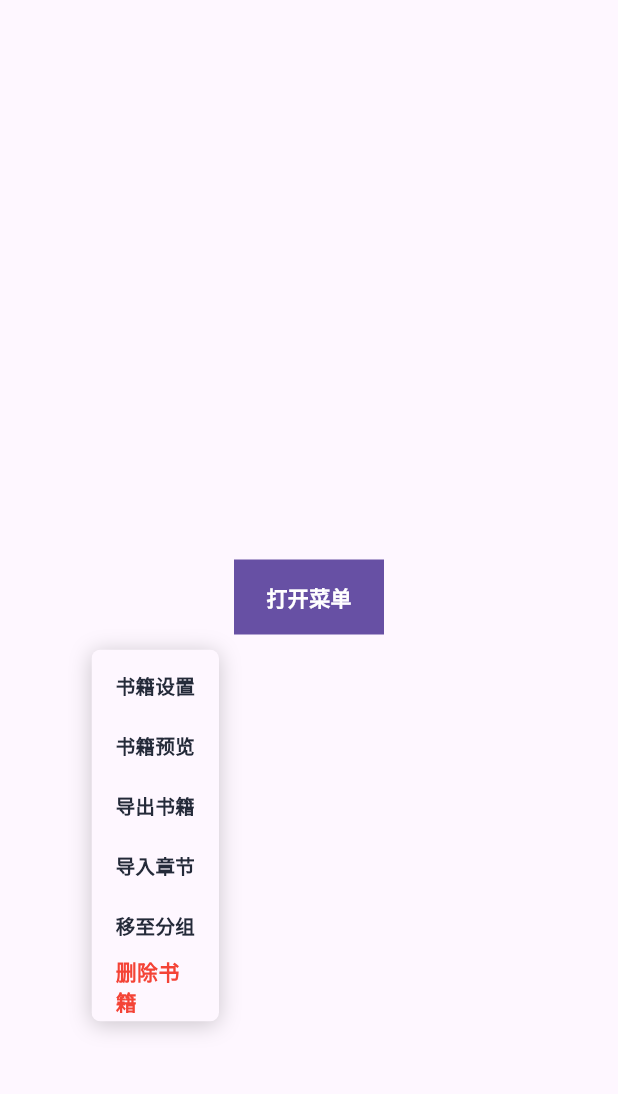
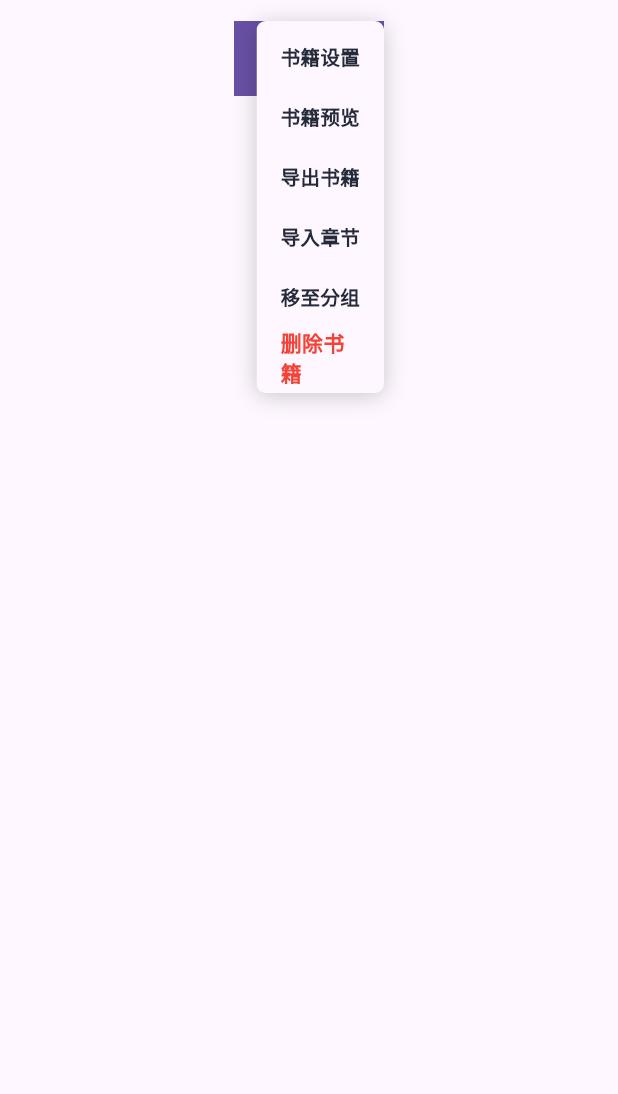
Before and after one commit to feimenggo/flutter_menu_panel, a Flutter app: the screen it shows after launch, after a tap on "打开菜单", on a phone screen of 412 x 824 dp, the part 63-1157 px from its top. Run offline on Flutter 3.47's test engine with Material 3 defaults, Android fonts, the phone set to English and light mode, and no system bars.

Commit message:
兼容移动端，移动端localToGlobal已经包含自身高度

```diff
--- a/example/lib/main.dart
+++ b/example/lib/main.dart
@@ -38,11 +38,11 @@ class _MyHomePageState extends State<MyHomePage> {
   Widget build(BuildContext context) {
     return Scaffold(
       appBar: AppBar(title: const Text('Menu Panel')),
-      body: Center(
+      body: Align(
+        alignment: Alignment.topCenter,
         child: MenuPanel(
           align: MenuAlign.left,
-          location: MenuLocation.childBottomLeft,
-          offset: const Offset(-10, 10),
+          location: MenuLocation.childBottomRight,
           items: [
             TextMenuItem('书籍设置', () {
               if (kDebugMode) print('点击：书籍设置');
--- a/lib/src/menu_panel.dart
+++ b/lib/src/menu_panel.dart
@@ -1,4 +1,5 @@
 import 'dart:async';
+import 'dart:io';
 import 'dart:math';
 
 import 'package:animations/animations.dart';
@@ -148,6 +149,7 @@ class _MenuPanelState extends State<MenuPanel> {
       onPointerTap(TapUpDetails details) =>
           _onPointerTap(details.globalPosition);
       child = GestureDetector(
+        key: _childKey,
         behavior: HitTestBehavior.opaque,
         onTapUp: widget.onTapUp != null
             ? (details) => widget.onTapUp!.call()
@@ -160,10 +162,11 @@ class _MenuPanelState extends State<MenuPanel> {
       );
     } else {
       child = GestureDetector(
+        key: _childKey,
         behavior: HitTestBehavior.opaque,
         onTap: widget.onTapUp ?? _onTargetTap,
         onSecondaryTap: _onTargetTap,
-        child: Container(key: _childKey, child: widget.child),
+        child: widget.child,
       );
     }
     if (widget.cursor != null) {
@@ -173,6 +176,11 @@ class _MenuPanelState extends State<MenuPanel> {
   }
 
   void _onPointerTap(Offset globalPosition) {
+    if (Platform.isAndroid || Platform.isIOS) {
+      final renderBox =
+          _childKey.currentContext!.findRenderObject() as RenderBox;
+      globalPosition -= Offset(0, renderBox.size.height); // 需要减去自身高度
+    }
     _showMenuPanelLayout(globalPosition);
   }
 
@@ -181,10 +189,19 @@ class _MenuPanelState extends State<MenuPanel> {
     final position = renderBox.localToGlobal(Offset.zero);
     final size = renderBox.size;
     Offset offset;
-    if (widget.location == MenuLocation.childBottomLeft) {
-      offset = position + Offset(0, size.height);
+    if (Platform.isAndroid || Platform.isIOS) {
+      // 移动端localToGlobal已经包含自身高度
+      if (widget.location == MenuLocation.childBottomLeft) {
+        offset = position;
+      } else {
+        offset = position + Offset(size.width, 0);
+      }
     } else {
-      offset = position + Offset(size.width, size.height);
+      if (widget.location == MenuLocation.childBottomLeft) {
+        offset = position + Offset(0, size.height);
+      } else {
+        offset = position + Offset(size.width, size.height);
+      }
     }
     _showMenuPanelLayout(offset);
   }
```
Also changed, not shown: example/pubspec.lock, 17 other files.
